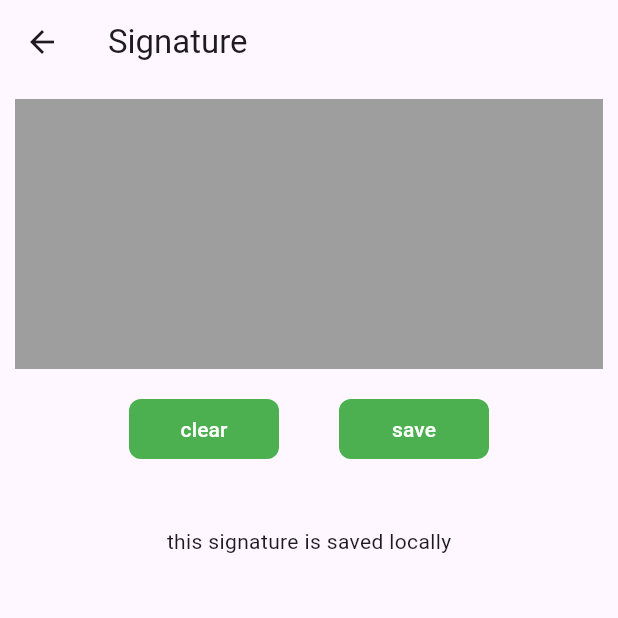
After one commit to flowSar/easy_bill_flutter, a Flutter app: the SignatureScreen screen opened by its route, after a tap on "clear", on a phone screen of 412 x 824 dp, the top half of it. The commit adds this screen. Run offline on Flutter 3.47's test engine with Material 3 defaults, Android fonts, the phone set to English and light mode, and no system bars; drawn by our look-alikes of signature; our stand-ins replace firebase_auth, firebase_core, firebase_database, firebase_storage, font_awesome_flutter, go_router and 2 more; missing offline and left inert: simple_barcode_scanner; accounts and stored records are empty.

Commit message:
add signature option, now you can add signature to your bill/invoice

```diff
--- a/lib/providers/data_provider.dart
+++ b/lib/providers/data_provider.dart
@@ -1,8 +1,11 @@
+import 'dart:io';
+
 import 'package:easy_bill_flutter/data/bill.dart';
 import 'package:easy_bill_flutter/data/business_info.dart';
 import 'package:easy_bill_flutter/data/clients.dart';
 import 'package:firebase_auth/firebase_auth.dart';
 import 'package:firebase_database/firebase_database.dart';
+import 'package:firebase_storage/firebase_storage.dart';
 import 'package:flutter/foundation.dart';
 
 import '../data/item.dart';
@@ -10,12 +13,14 @@ import '../data/item.dart';
 class DataProvider extends ChangeNotifier {
   final FirebaseDatabase _database = FirebaseDatabase.instance;
   final FirebaseAuth _auth = FirebaseAuth.instance;
+  final FirebaseStorage _storage = FirebaseStorage.instance;
   late List<Client> clients = [];
   late List<Item> items = [];
   late BusinessInfo? businessInfo;
   late List<Bill> bills = [];
   late List<Item> _tempItemsList = [];
   late List<Client> _tempClientsList = [];
+  File? signature;
 
   DataProvider() {
     User? user = getCurrentUser();
@@ -362,4 +367,41 @@ class DataProvider extends ChangeNotifier {
       }
     }
   }
+
+  Future<void> addSignature(String url) async {
+    User? user = getCurrentUser();
+    if (user != null) {
+      try {
+        // Reference storageRef = _storage.ref('users/${user.uid}/signature');
+        DatabaseReference dbRef = _database.ref('users/${user.uid}/');
+        dbRef.child('signature/').set(url);
+        notifyListeners();
+      } catch (e) {
+        throw Exception('failed signature $e');
+      }
+    }
+  }
+
+  Future<void> loadSignature() async {
+    User? user = getCurrentUser();
+    if (user != null) {
+      try {
+        // Reference storageRef = _storage.ref('users/${user.uid}/signature');
+        DatabaseReference dbRef = _database.ref('users/${user.uid}/signature');
+        DataSnapshot snapshot = await dbRef.get();
+        if (snapshot.exists) {
+          String filePath = snapshot.value.toString();
+          File file = File(filePath);
+          signature = file;
+          notifyListeners();
+        } else {
+          throw Exception('file does not exist');
+        }
+      } catch (e) {
+        throw Exception('failed signature $e');
+      }
+    } else {
+      throw Exception('use is not logged in ');
+    }
+  }
 }
--- a/lib/rounters/router.dart
+++ b/lib/rounters/router.dart
@@ -8,6 +8,7 @@ import 'package:easy_bill_flutter/screens/bills/new_bill_screen.dart';
 import 'package:easy_bill_flutter/screens/clients/new_client_screen.dart';
 import 'package:easy_bill_flutter/screens/items/new_item_screen.dart';
 import 'package:easy_bill_flutter/screens/authentication/sign_in.dart';
+import 'package:easy_bill_flutter/screens/signature_screen.dart';
 import 'package:flutter/material.dart';
 import 'package:go_router/go_router.dart';
 import 'package:provider/provider.dart';
@@ -119,6 +120,11 @@ final GoRouter appRouter = GoRouter(
           path: '/aboutScreen',
           builder: (BuildContext context, GoRouterState state) => AboutScreen(),
         ),
+        GoRoute(
+          path: '/signatureScreen',
+          builder: (BuildContext context, GoRouterState state) =>
+              SignatureScreen(),
+        ),
       ],
     ),
   ],
--- a/lib/screens/bills/preview_bill_screen.dart
+++ b/lib/screens/bills/preview_bill_screen.dart
@@ -209,9 +209,10 @@ class PreviewBillScreen extends StatelessWidget {
               onPressed: () async {
                 BusinessInfo? businessInfo =
                     context.read<DataProvider>().businessInfo;
+                File? signatureFile = context.read<DataProvider>().signature;
                 PdfGenerator(currency);
-                final pdfFile =
-                    await PdfGenerator.generatePdf(bill!, businessInfo);
+                final pdfFile = await PdfGenerator.generatePdf(
+                    bill!, businessInfo, signatureFile!);
                 PdfGenerator.openFile(pdfFile);
               },
               style: ElevatedButton.styleFrom(
--- /dev/null
+++ b/lib/screens/signature_screen.dart
@@ -0,0 +1,116 @@
+import 'dart:io';
+
+import 'package:easy_bill_flutter/components/custom_text_button.dart';
+import 'package:easy_bill_flutter/components/error_dialog.dart';
+import 'package:easy_bill_flutter/providers/data_provider.dart';
+import 'package:flutter/material.dart';
+import 'package:path_provider/path_provider.dart';
+import 'package:provider/provider.dart';
+import 'package:signature/signature.dart';
+import 'dart:typed_data';
+
+class SignatureScreen extends StatefulWidget {
+  const SignatureScreen({super.key});
+
+  @override
+  State<SignatureScreen> createState() => _SignatureScreenState();
+}
+
+class _SignatureScreenState extends State<SignatureScreen> {
+  late SignatureController controller;
+
+  String? imagePath;
+  File? fileImage;
+
+  @override
+  void initState() {
+    controller = SignatureController(
+      penColor: Colors.black,
+      penStrokeWidth: 3,
+    );
+    loadSignature();
+    fileImage = context.read<DataProvider>().signature;
+    super.initState();
+  }
+
+  Future loadSignature() async {
+    await context.read<DataProvider>().loadSignature();
+  }
+
+  @override
+  void dispose() {
+    controller.dispose();
+    // TODO: implement dispose
+    super.dispose();
+  }
+
+  Future<String> saveImage(Uint8List signature) async {
+    final directory = await getApplicationDocumentsDirectory();
+    final filePath = '${directory.path}/saved_image.png';
+    File file = File(filePath);
+    file.writeAsBytes(signature);
+    return filePath;
+  }
+
+  void displayError(Object e) {
+    showErrorDialog(context, 'signature error', '$e');
+  }
+
+  @override
+  Widget build(BuildContext context) {
+    return SafeArea(
+        child: Scaffold(
+      appBar: AppBar(
+        title: Text('Signature'),
+      ),
+      body: Container(
+        margin: EdgeInsets.all(10),
+        child: Column(
+          spacing: 6,
+          children: [
+            Signature(
+              controller: controller,
+              height: 180,
+            ),
+            Row(
+              mainAxisAlignment: MainAxisAlignment.center,
+              spacing: 20,
+              children: [
+                CustomTextButton(
+                  onPressed: () {
+                    setState(() {
+                      controller.clear();
+                    });
+                  },
+                  label: Text('clear'),
+                  bg: Colors.green,
+                  fg: Colors.white,
+                ),
+                CustomTextButton(
+                  onPressed: () async {
+                    Uint8List? signature = await controller.toPngBytes();
+                    try {
+                      imagePath = await saveImage(signature!);
+                      context.read<DataProvider>().addSignature(imagePath!);
+                      fileImage = File(imagePath!);
+                    } catch (e) {
+                      displayError(e);
+                    }
+                    setState(() {});
+                  },
+                  label: Text('save'),
+                  bg: Colors.green,
+                  fg: Colors.white,
+                ),
+              ],
+            ),
+            if (fileImage != null) Image.file(fileImage!),
+            Padding(
+                padding: EdgeInsets.symmetric(vertical: 25),
+                child: Text('this signature is saved locally'))
+          ],
+        ),
+      ),
+    ));
+  }
+}
--- a/pubspec.yaml
+++ b/pubspec.yaml
@@ -47,6 +47,9 @@ dependencies:
   path_provider: ^2.1.5
   open_file: ^3.5.10
   intl: ^0.20.1
+  signature: ^5.5.0
+  firebase_storage: ^12.4.0
+
 
 
 dev_dependencies:
```
Also changed, not shown: lib/screens/settings_screen.dart (+8 -0 lines), lib/utilities/generate_pdf.dart (+25 -1 lines), pubspec.lock.
